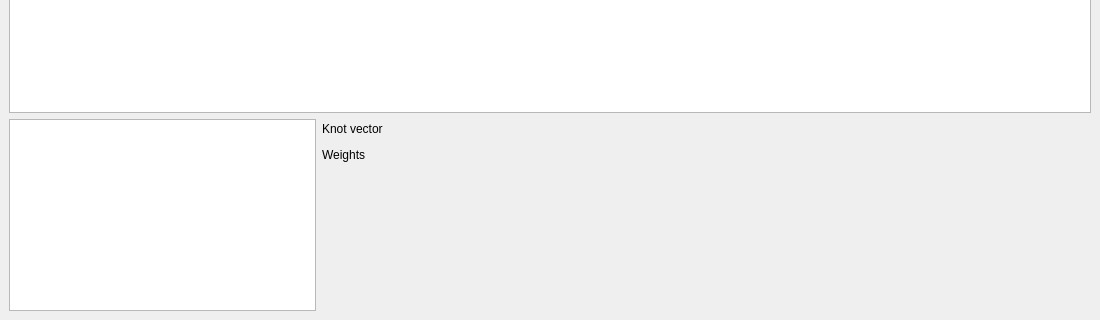
First picture: the form in example/mainwindow.ui, repository romb-technologies/NURBS, before the edit; both pictures show x 0 to 1100 and y 380 to 700 of the 1100 by 700 pixel window.
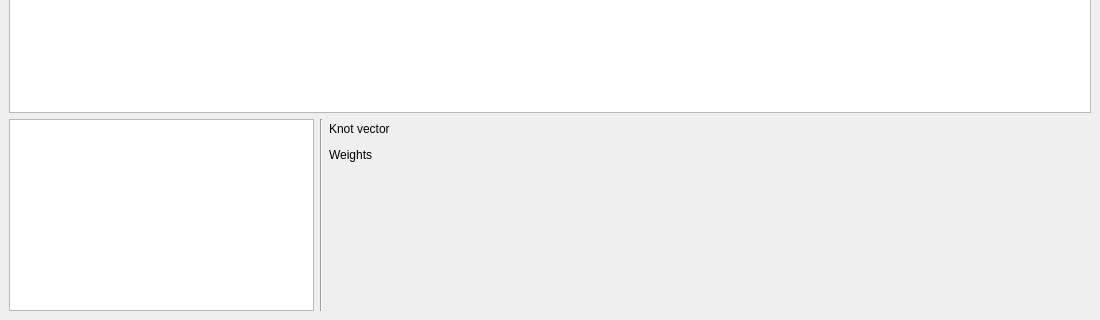
Second picture: the form after the edit.

Commit message: Optimization, added span class

What changed in the file:
```diff
--- a/example/mainwindow.ui
+++ b/example/mainwindow.ui
@@ -19,7 +19,7 @@
      <widget class="QGraphicsView" name="graphicsView"/>
     </item>
     <item row="1" column="0">
-     <layout class="QHBoxLayout" name="horizontalLayout" stretch="2,5">
+     <layout class="QHBoxLayout" name="horizontalLayout" stretch="2,0,5">
       <item>
        <widget class="QListWidget" name="curveList">
         <property name="sizePolicy">
@@ -28,6 +28,22 @@
           <verstretch>0</verstretch>
          </sizepolicy>
         </property>
+        <property name="alternatingRowColors">
+         <bool>true</bool>
+        </property>
+       </widget>
+      </item>
+      <item>
+       <widget class="Line" name="line">
+        <property name="frameShadow">
+         <enum>QFrame::Sunken</enum>
+        </property>
+        <property name="lineWidth">
+         <number>1</number>
+        </property>
+        <property name="orientation">
+         <enum>Qt::Vertical</enum>
+        </property>
        </widget>
       </item>
       <item>
@@ -41,6 +57,9 @@
         </item>
         <item row="0" column="1">
          <layout class="QHBoxLayout" name="knotVectorLayout">
+          <property name="spacing">
+           <number>2</number>
+          </property>
           <item>
            <spacer name="horizontalSpacer_2">
             <property name="orientation">
@@ -65,6 +84,9 @@
         </item>
         <item row="1" column="1">
          <layout class="QHBoxLayout" name="weightLayout">
+          <property name="spacing">
+           <number>2</number>
+          </property>
           <item>
            <spacer name="horizontalSpacer_3">
             <property name="orientation">
```
The commit also changes 7 other files.
